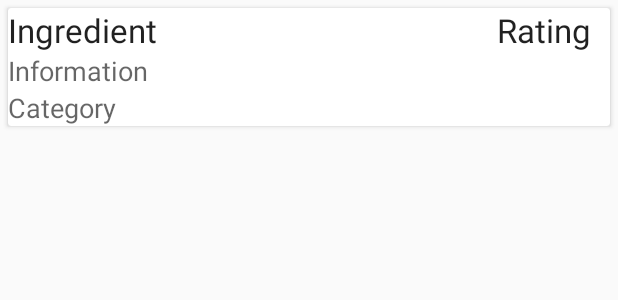
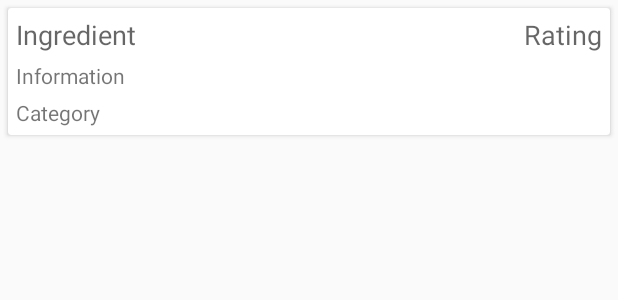
Before and after one commit to mustafaozhan/CosmeticScan, an Android app: the layout row.xml on its own in the app's theme, with its tools: preview values and no code run, on a phone screen of 412 x 824 dp. Shown: the top 300 px of the screen. Run offline under Robolectric (Android 15) with nearby library versions, the phone set to English and light mode, and no system bars.

```diff
--- a/app/src/main/java/mustafaozhan/github/com/cosmeticscan/ui/fragments/CameraFragment.kt
+++ b/app/src/main/java/mustafaozhan/github/com/cosmeticscan/ui/fragments/CameraFragment.kt
@@ -24,11 +24,7 @@ import java.util.concurrent.TimeUnit
 
 class CameraFragment : Fragment() {
 
-    val RED = "#FF1744"
-    val ORANGE = "#FF3D00"
-    val YELLOW = "#FFEA00"
-    val BLUE = "#2979FF"
-    val GREEN = "#00E676"
+
 
 
     internal lateinit var cameraSource: CameraSource
--- a/app/src/main/res/layout/row.xml
+++ b/app/src/main/res/layout/row.xml
@@ -13,10 +13,15 @@
         <RelativeLayout
             android:layout_width="match_parent"
             android:layout_height="wrap_content"
+            android:paddingLeft="5sp"
+            android:paddingRight="5sp"
+            android:paddingTop="5sp"
+            android:paddingBottom="5sp"
             android:orientation="vertical">
 
             <TextView
                 android:id="@+id/txtName"
+
                 android:layout_width="match_parent"
                 android:layout_height="wrap_content"
                 android:layout_alignParentLeft="true"
@@ -25,11 +30,12 @@
                 android:layout_toLeftOf="@+id/txtRating"
                 android:layout_toStartOf="@+id/txtRating"
                 android:text="Ingredient"
-                android:textAppearance="@style/Base.TextAppearance.AppCompat.Large" />
+                android:textAppearance="@style/Base.TextAppearance.AppCompat.Medium" />
 
             <TextView
+                android:gravity="end"
                 android:id="@+id/txtRating"
-                android:layout_width="75sp"
+                android:layout_width="90sp"
                 android:layout_height="wrap_content"
 
                 android:layout_above="@+id/txtInformation"
@@ -37,9 +43,10 @@
                 android:layout_alignParentRight="true"
                 android:layout_alignParentTop="true"
                 android:text="Rating"
-                android:textAppearance="@style/Base.TextAppearance.AppCompat.Large" />
+                android:textAppearance="@style/Base.TextAppearance.AppCompat.Medium" />
 
             <TextView
+               android:paddingTop="5sp"
                 android:id="@+id/txtInformation"
                 android:layout_width="match_parent"
                 android:layout_height="wrap_content"
@@ -48,9 +55,10 @@
                 android:layout_below="@+id/txtName"
 
                 android:text="Information"
-                android:textAppearance="@style/Base.TextAppearance.AppCompat.Medium" />
+                android:textAppearance="@style/Base.TextAppearance.AppCompat.Small" />
 
             <TextView
+                android:paddingTop="5sp"
                 android:id="@+id/txtCategory"
                 android:layout_width="match_parent"
                 android:layout_height="wrap_content"
@@ -59,7 +67,7 @@
                 android:layout_alignParentStart="true"
                 android:layout_below="@+id/txtInformation"
                 android:text="Category"
-                android:textAppearance="@style/Base.TextAppearance.AppCompat.Medium" />
+                android:textAppearance="@style/Base.TextAppearance.AppCompat.Small" />
         </RelativeLayout>
     </android.support.v7.widget.CardView>
 
```
Also changed, not shown: app/src/main/java/mustafaozhan/github/com/cosmeticscan/common/model/MyDatabaseOpenHelper.kt (+20 -3 lines), app/src/main/java/mustafaozhan/github/com/cosmeticscan/ui/activities/IngredientsActivity.kt (+14 -9 lines), app/src/main/java/mustafaozhan/github/com/cosmeticscan/ui/adapters/IngredientAdapter.kt (+17 -4 lines).
